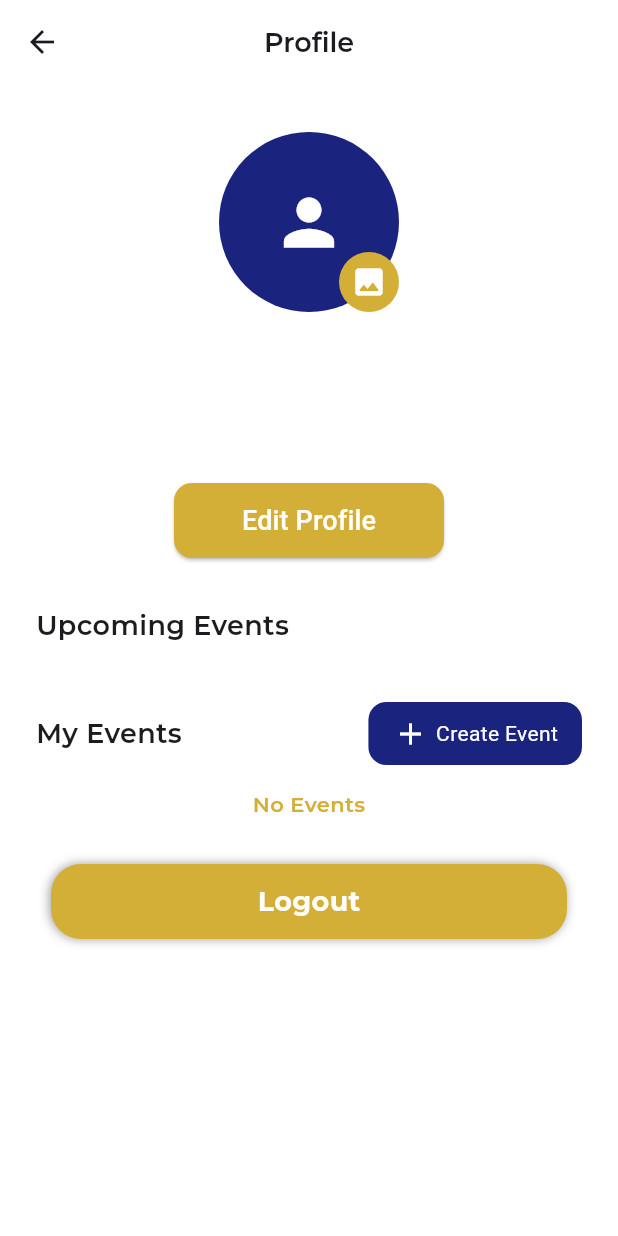
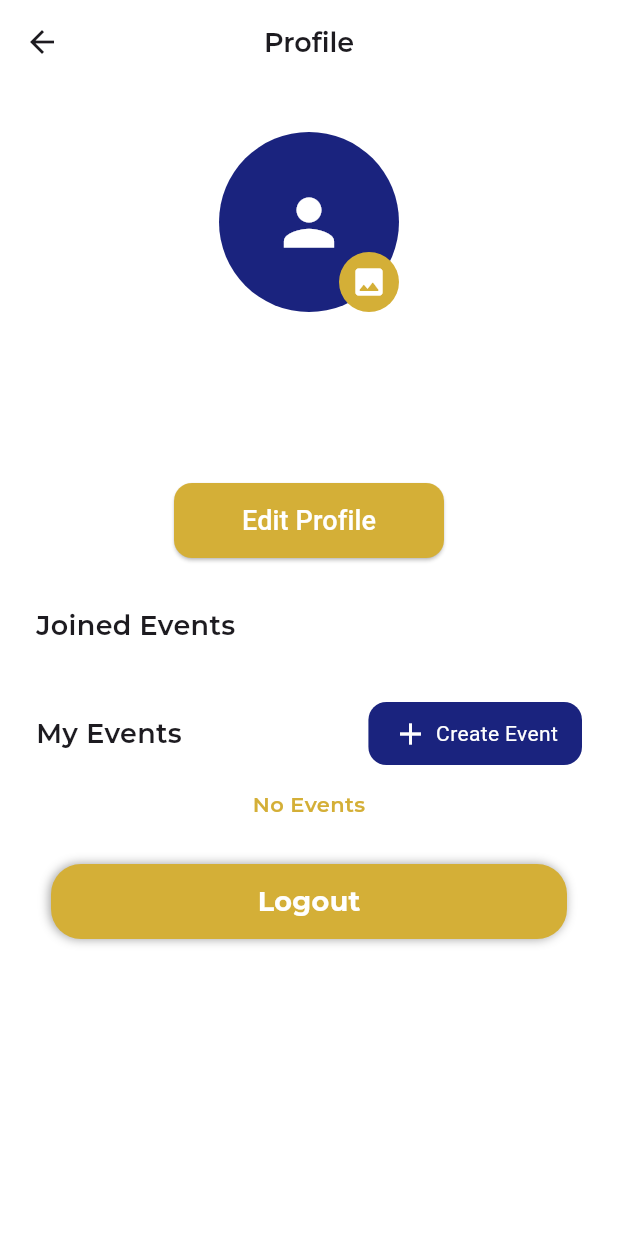
Before and after one commit to NizzCorp-O/eventivo, a Flutter app: the ProfileScreen screen opened directly, on a phone screen of 412 x 824 dp. Run offline on Flutter 3.47's test engine with Material 3 defaults, Android fonts, the phone set to English and light mode, and no system bars; our stand-ins replace bloc, cloud_firestore, firebase_auth, firebase_core, firebase_storage, flutter_bloc and 3 more; missing offline and left inert: dart:ffi, mobile_scanner, razorpay_flutter; accounts and stored records are empty.

Commit message:
updated profile screen

```diff
--- a/lib/features/Events/Presentation/screens/participant_dashboard.dart/profile_screen.dart
+++ b/lib/features/Events/Presentation/screens/participant_dashboard.dart/profile_screen.dart
@@ -192,7 +192,7 @@ class _ProfileScreenState extends State<ProfileScreen> {
                 ),
                 SizedBox(height: 32),
                 Text(
-                  "Upcoming Events",
+                  "Joined Events",
                   style: TextStyle(
                     fontSize: 18,
                     fontFamily: CustomFontss.fontFamily,
@@ -227,7 +227,15 @@ class _ProfileScreenState extends State<ProfileScreen> {
                         }),
                       );
                     }
-                    return Text("Please join events");
+                    return Center(
+                      child: Text(
+                        "You have not joined any events yet!.",
+                        style: TextStyle(
+                          color: ColorConstant.InputText,
+                          fontSize: 15,
+                        ),
+                      ),
+                    );
                   },
                 ),
 
```
Also changed, not shown: lib/features/Events/Presentation/widgets/upcoming_events.dart (+20 -14 lines).
